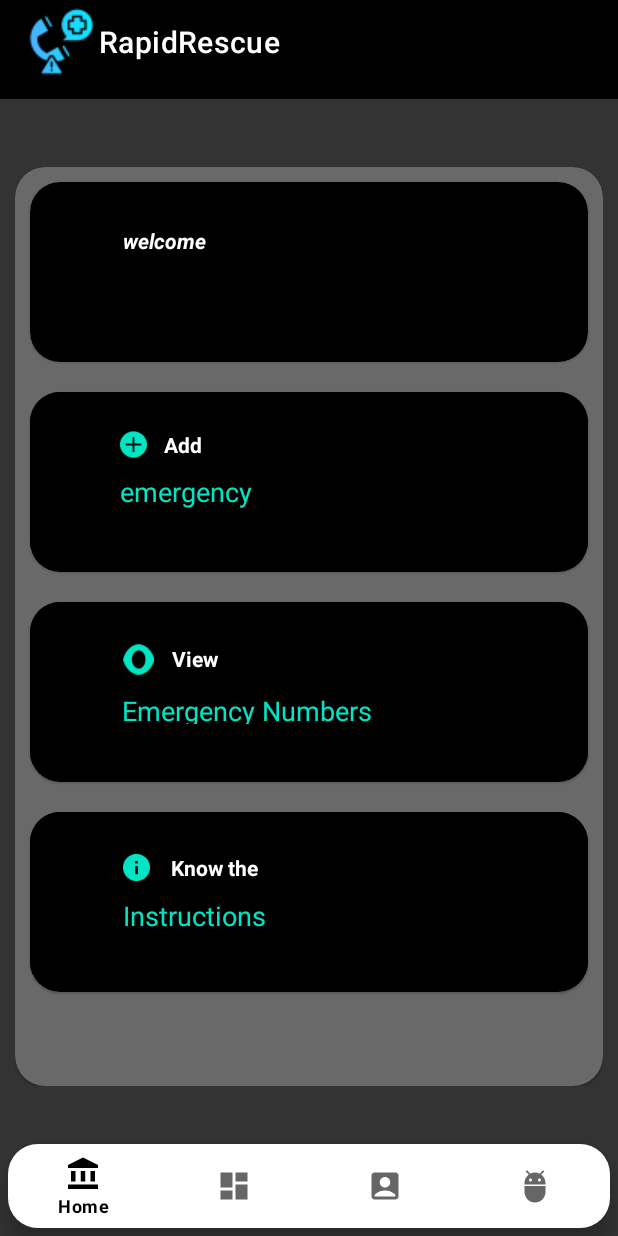
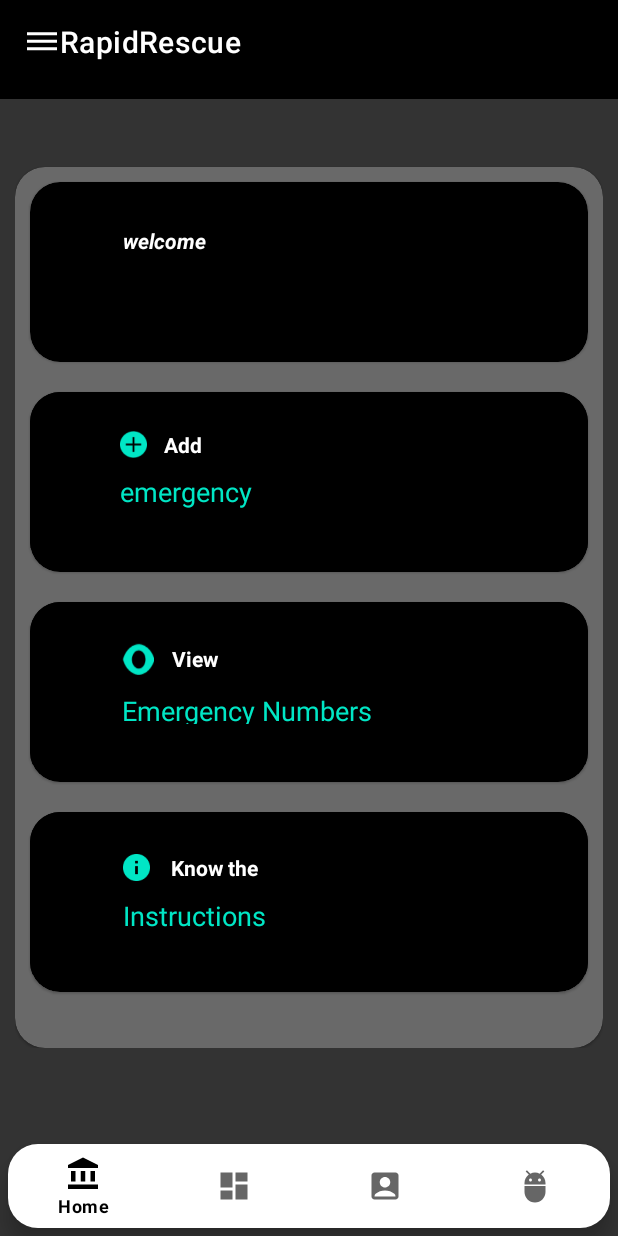
Before and after one commit to bishalpb2004/RapidRescue, an Android app: the screen it shows after launch once a user with an empty profile is signed in (MainActivity), on a phone screen of 412 x 824 dp. Run offline under Robolectric (Android 15) with nearby library versions, the phone set to English and light mode, and no system bars; our stand-ins replace Firebase (no records; nobody signed in at launch, a user with empty details on screens opened directly), navigation-ui.

Commit message:
navigation drawer implemented

```diff
--- a/app/src/main/AndroidManifest.xml
+++ b/app/src/main/AndroidManifest.xml
@@ -19,9 +19,9 @@
         android:dataExtractionRules="@xml/data_extraction_rules"
         android:enableOnBackInvokedCallback="true"
         android:fullBackupContent="@xml/backup_rules"
-        android:icon="@drawable/emergency"
+        android:icon="@drawable/our_logo"
         android:label="@string/app_name"
-        android:roundIcon="@drawable/emergency"
+        android:roundIcon="@drawable/our_logo"
         android:supportsRtl="true"
         android:theme="@style/Theme.RapidRescue"
         tools:targetApi="tiramisu">
--- a/app/src/main/java/com/example/rapidrescue/MainActivity.kt
+++ b/app/src/main/java/com/example/rapidrescue/MainActivity.kt
@@ -4,26 +4,36 @@ package com.example.rapidrescue
 
 import android.content.DialogInterface
 import android.os.Bundle
+import android.view.MenuItem
 import android.view.WindowManager.LayoutParams.FLAG_LAYOUT_IN_SCREEN
 import android.view.WindowManager.LayoutParams.FLAG_LAYOUT_NO_LIMITS
+import androidx.appcompat.app.ActionBarDrawerToggle
 import androidx.appcompat.app.AlertDialog
 import androidx.appcompat.app.AppCompatActivity
+import androidx.drawerlayout.widget.DrawerLayout
 import androidx.navigation.findNavController
 import androidx.navigation.ui.AppBarConfiguration
 import androidx.navigation.ui.setupActionBarWithNavController
 import androidx.navigation.ui.setupWithNavController
 import com.example.rapidrescue.databinding.ActivityMainBinding
 import com.google.android.material.bottomnavigation.BottomNavigationView
+import com.google.android.material.navigation.NavigationView
 import com.google.firebase.auth.FirebaseAuth
 
-class MainActivity : AppCompatActivity(){
+
+class MainActivity : AppCompatActivity(), NavigationView.OnNavigationItemSelectedListener {
 
     private lateinit var binding: ActivityMainBinding
     private lateinit var auth: FirebaseAuth
 
+    private lateinit var drawerlayout: DrawerLayout
+    private lateinit var toggle: ActionBarDrawerToggle
+    private lateinit var navigationview: NavigationView
+
 
     override fun onCreate(savedInstanceState: Bundle?) {
         super.onCreate(savedInstanceState)
+
 
         window.setFlags(FLAG_LAYOUT_NO_LIMITS, FLAG_LAYOUT_IN_SCREEN)
 
@@ -33,7 +43,17 @@ class MainActivity : AppCompatActivity(){
         setContentView(binding.root)
 
         supportActionBar?.setDisplayShowHomeEnabled(true)
-        supportActionBar?.setIcon(R.drawable.emergency_11)
+        supportActionBar?.setIcon(R.drawable.hamburger)
+
+
+        drawerlayout = findViewById(R.id.drawer_layout)
+        navigationview = findViewById(R.id.navigation_view)
+
+        toggle = ActionBarDrawerToggle(this, drawerlayout, R.string.start, R.string.close)
+
+        drawerlayout.addDrawerListener(toggle)
+        toggle.syncState()
+        navigationview.setNavigationItemSelectedListener(this)
 
 
         val navView: BottomNavigationView = binding.navView
@@ -57,6 +77,7 @@ class MainActivity : AppCompatActivity(){
         showExitConfirmationDialog()
     }
 
+
     private fun showExitConfirmationDialog() {
         val builder = AlertDialog.Builder(this)
         builder.setTitle("Exit")
@@ -73,4 +94,17 @@ class MainActivity : AppCompatActivity(){
         dialog.show()
     }
 
+
+
+    override fun onOptionsItemSelected(item: MenuItem): Boolean {
+        if(toggle.onOptionsItemSelected(item)){
+            return true
+        }
+        return true
+    }
+
+    override fun onNavigationItemSelected(item: MenuItem): Boolean {
+        return true
+    }
+
 }
--- /dev/null
+++ b/app/src/main/res/drawable/hamburger.xml
@@ -0,0 +1,5 @@
+<vector android:height="24dp" android:tint="#FFFFFF"
+    android:viewportHeight="24" android:viewportWidth="24"
+    android:width="24dp" xmlns:android="http://schemas.android.com/apk/res/android">
+    <path android:fillColor="@android:color/white" android:pathData="M2,15.5v2h20v-2L2,15.5zM2,10.5v2h20v-2L2,10.5zM2,5.5v2h20v-2L2,5.5z"/>
+</vector>
--- /dev/null
+++ b/app/src/main/res/drawable/panic_button.xml
@@ -0,0 +1,5 @@
+<vector android:height="24dp" android:tint="#FFFFFF"
+    android:viewportHeight="24" android:viewportWidth="24"
+    android:width="24dp" xmlns:android="http://schemas.android.com/apk/res/android">
+    <path android:fillColor="@android:color/white" android:pathData="M12,2C6.48,2 2,6.48 2,12s4.48,10 10,10 10,-4.48 10,-10S17.52,2 12,2zM13,17h-2v-2h2v2zM13,13h-2L11,7h2v6z"/>
+</vector>
--- /dev/null
+++ b/app/src/main/res/drawable/rate_us.xml
@@ -0,0 +1,5 @@
+<vector android:height="24dp" android:tint="#FFFFFF"
+    android:viewportHeight="24" android:viewportWidth="24"
+    android:width="24dp" xmlns:android="http://schemas.android.com/apk/res/android">
+    <path android:fillColor="@android:color/white" android:pathData="M19,9l1.25,-2.75L23,5l-2.75,-1.25L19,1l-1.25,2.75L15,5l2.75,1.25L19,9zM11.5,9.5L9,4 6.5,9.5 1,12l5.5,2.5L9,20l2.5,-5.5L17,12l-5.5,-2.5zM19,15l-1.25,2.75L15,19l2.75,1.25L19,23l1.25,-2.75L23,19l-2.75,-1.25L19,15z"/>
+</vector>
--- /dev/null
+++ b/app/src/main/res/drawable/settings.xml
@@ -0,0 +1,5 @@
+<vector android:height="24dp" android:tint="#FFFFFF"
+    android:viewportHeight="24" android:viewportWidth="24"
+    android:width="24dp" xmlns:android="http://schemas.android.com/apk/res/android">
+    <path android:fillColor="@android:color/white" android:pathData="M22.7,19l-9.1,-9.1c0.9,-2.3 0.4,-5 -1.5,-6.9 -2,-2 -5,-2.4 -7.4,-1.3L9,6 6,9 1.6,4.7C0.4,7.1 0.9,10.1 2.9,12.1c1.9,1.9 4.6,2.4 6.9,1.5l9.1,9.1c0.4,0.4 1,0.4 1.4,0l2.3,-2.3c0.5,-0.4 0.5,-1.1 0.1,-1.4z"/>
+</vector>
--- a/app/src/main/res/layout/activity_main.xml
+++ b/app/src/main/res/layout/activity_main.xml
@@ -1,4 +1,12 @@
 <?xml version="1.0" encoding="utf-8"?>
+
+<androidx.drawerlayout.widget.DrawerLayout xmlns:android="http://schemas.android.com/apk/res/android"
+    android:layout_height="match_parent"
+    android:layout_width="match_parent"
+    android:id="@+id/drawer_layout"
+    xmlns:app="http://schemas.android.com/apk/res-auto">
+
+
     <androidx.constraintlayout.widget.ConstraintLayout xmlns:android="http://schemas.android.com/apk/res/android"
         xmlns:app="http://schemas.android.com/apk/res-auto"
         xmlns:tools="http://schemas.android.com/tools"
@@ -42,3 +50,14 @@
 
 
     </androidx.constraintlayout.widget.ConstraintLayout>
+
+    <com.google.android.material.navigation.NavigationView
+        android:layout_width="wrap_content"
+        android:layout_height="match_parent"
+        android:id="@+id/navigation_view"
+        app:menu="@menu/navigation_drawer"
+        android:fitsSystemWindows="true"
+        app:headerLayout="@layout/drawer_header"
+        android:layout_gravity="start"/>
+
+</androidx.drawerlayout.widget.DrawerLayout>
--- a/app/src/main/res/layout/fragment_dashboard.xml
+++ b/app/src/main/res/layout/fragment_dashboard.xml
@@ -192,6 +192,8 @@
 
 
 
+
+
     </LinearLayout>
 
 </ScrollView>
--- a/app/src/main/res/layout/fragment_home.xml
+++ b/app/src/main/res/layout/fragment_home.xml
@@ -18,7 +18,7 @@
         android:layout_weight="1"
         android:background="#333333"
         android:paddingTop="25dp"
-        android:paddingBottom="100dp"
+        android:paddingBottom="125dp"
         android:paddingHorizontal="10dp">
 
 
--- /dev/null
+++ b/app/src/main/res/menu/navigation_drawer.xml
@@ -0,0 +1,22 @@
+<?xml version="1.0" encoding="utf-8"?>
+<menu xmlns:android="http://schemas.android.com/apk/res/android">
+
+    <group>
+
+        <item
+            android:id="@+id/settings"
+            android:title="Settings"
+            android:icon="@drawable/settings"/>
+
+        <item
+            android:id="@+id/panic_button"
+            android:title="Panic Button"
+            android:icon="@drawable/panic_button"/>
+
+        <item
+            android:id="@+id/rate_us"
+            android:title="Rate us"
+            android:icon="@drawable/rate_us"/>
+    </group>
+
+</menu>
--- a/app/src/main/res/values/strings.xml
+++ b/app/src/main/res/values/strings.xml
@@ -18,4 +18,10 @@
     <string name="chatbot_">ChatBot</string>
     <string name="developers">{/Developers}</string>
     <string name="dev">Developers</string>
+    <string name="settings">Settings</string>
+    <string name="panic_button">Panic Button</string>
+    <string name="rate_us">Rate us</string>
+
+    <string name="start">Start</string>
+    <string name="close">Close</string>
 </resources>
```
Also changed, not shown: app/build.gradle.kts (+6 -1 lines), app/src/main/res/layout/drawer_header.xml (added, +41 -0 lines), app/src/main/res/drawable/our_logo.png (added), app/src/main/res/drawable/our_logo11.png (added), app/src/main/res/drawable/our_logo_header.png (added), app/src/main/res/drawable/our_logo_header_new.png (added). Lines whose indentation alone changed are shown as unchanged.
